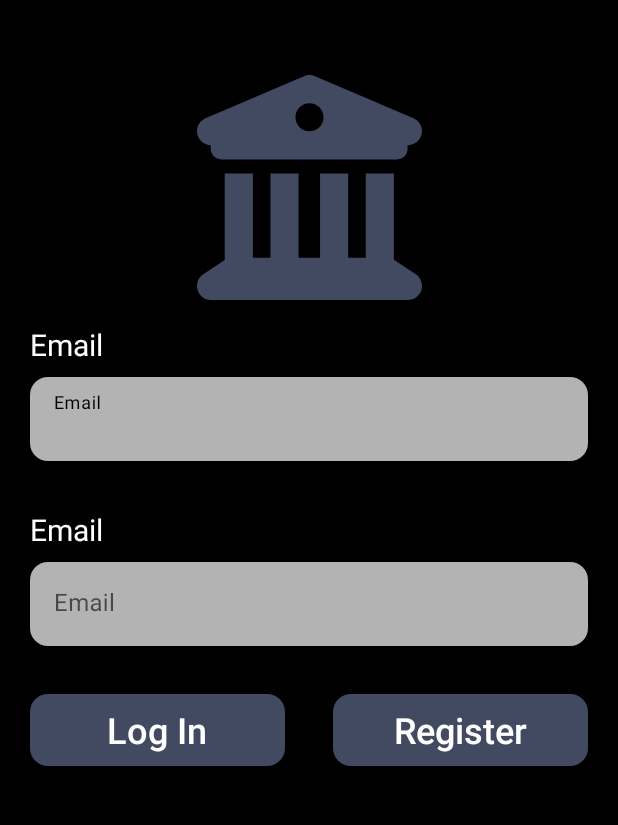
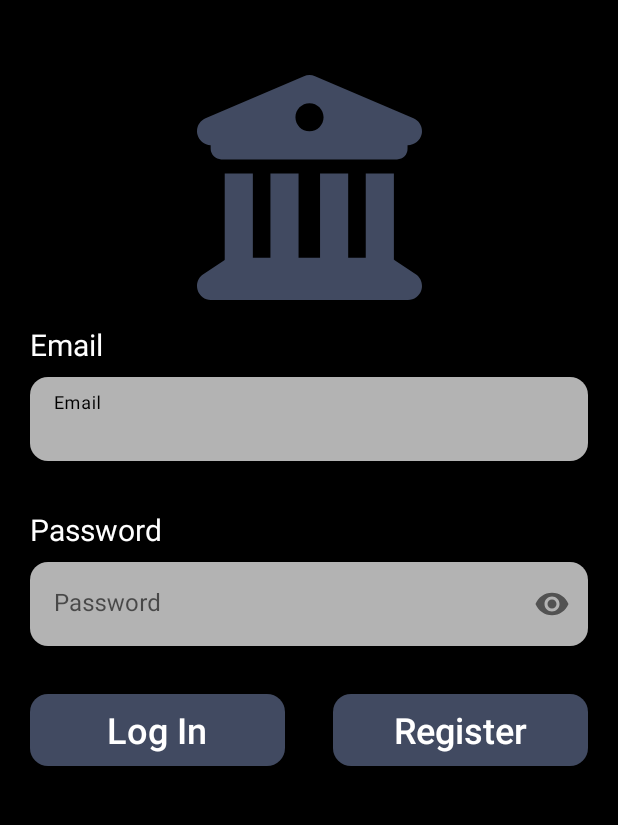
Before and after one commit to giomurghulia/SuperBank, an Android app: the screen it shows after launch (MainActivity), on a phone screen of 412 x 824 dp, the part 79-904 px from its top. Run offline under Robolectric (Android 15) with nearby library versions, the light colour scheme and no system bars; our stand-ins replace Firebase (no records; nobody signed in at launch, a user with empty details on screens opened directly).

Commit message:
update balance HomeFragment

```diff
--- a/app/src/main/java/com/example/superbank/transactions/ui/TransactionsFragment.kt
+++ b/app/src/main/java/com/example/superbank/transactions/ui/TransactionsFragment.kt
@@ -53,7 +53,7 @@ class TransactionsFragment :
             submitList(list)
             setOnOuterItemClickListener { title: String, type: String, amount: String, description: String, cardLastDigits: String, date: String ->
                 findNavController().navigate(
-                    TransactionsFragmentDirections.actionTransactionFragmentToTransactionInfoFragment(
+                    TransactionsFragmentDirections.actionGlobalTransactionInfoFragment(
                         type,
                         amount,
                         date,
--- a/app/src/main/res/layout/fragment_guest_user.xml
+++ b/app/src/main/res/layout/fragment_guest_user.xml
@@ -60,7 +60,7 @@
         android:layout_width="match_parent"
         android:layout_height="wrap_content"
         android:layout_marginTop="32dp"
-        android:text="Email"
+        android:text="Password"
         android:textColor="@color/white"
         android:textSize="20sp"
         app:layout_constraintTop_toBottomOf="@id/email_layout" />
@@ -70,13 +70,15 @@
         android:layout_width="match_parent"
         android:layout_height="wrap_content"
         android:layout_marginTop="8dp"
-        android:hint="Email"
+        android:hint="Password"
+        app:endIconMode="password_toggle"
         app:boxStrokeWidth="0dp"
         app:boxStrokeWidthFocused="0dp"
         app:layout_constraintTop_toBottomOf="@id/pass_title_text">
 
         <com.google.android.material.textfield.TextInputEditText
             android:id="@+id/pass_input"
+            android:inputType="textPassword"
             android:layout_width="match_parent"
             android:layout_height="wrap_content"
             android:background="@drawable/shape_input"
--- a/app/src/main/res/layout/fragment_transfer.xml
+++ b/app/src/main/res/layout/fragment_transfer.xml
@@ -128,7 +128,7 @@
                 android:background="@drawable/shape_input"
                 android:drawablePadding="20dp"
                 android:hint=""
-                android:inputType="number" />
+                android:inputType="number|numberDecimal" />
         </com.google.android.material.textfield.TextInputLayout>
 
         <androidx.appcompat.widget.AppCompatButton
```
Also changed, not shown: app/src/main/java/com/example/superbank/home/HomeFragment.kt (+7 -0 lines), app/src/main/java/com/example/superbank/home/HomeViewModel.kt (+34 -21 lines).
